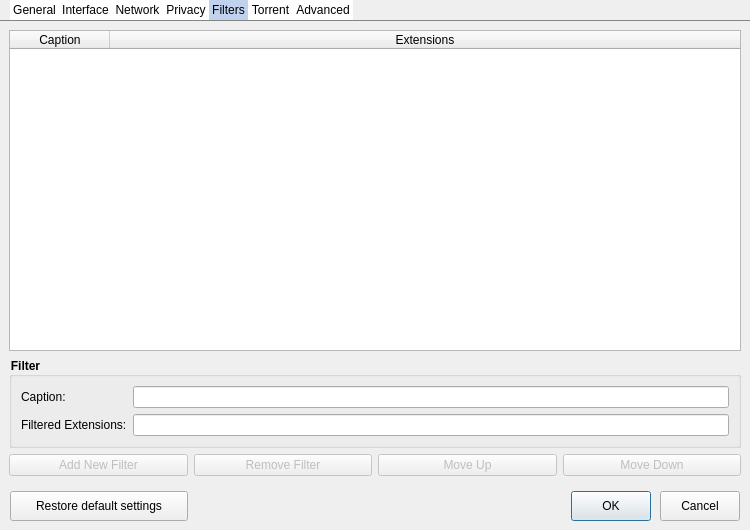
This is src/dialogs/preferencedialog.ui in setvisible/ArrowDL as Qt 5 draws it before an edit. The edited form follows.
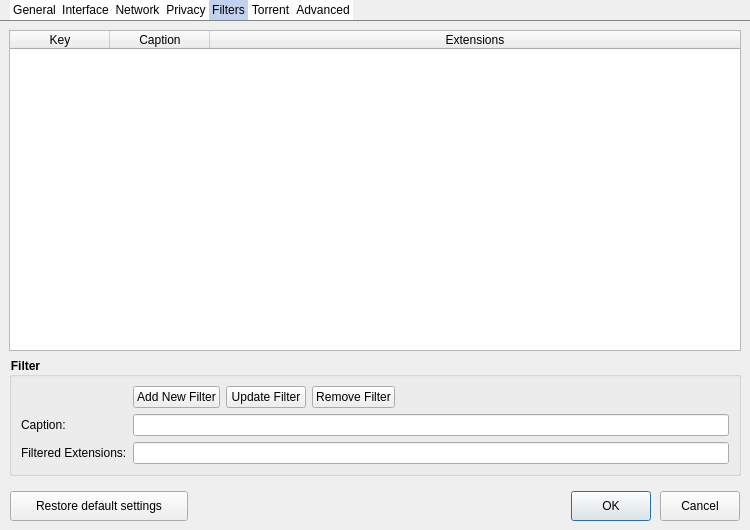
This is the edited form. The open tabs and pages were chosen to show the change. Icons and pictures are not drawn. Custom widgets are drawn as their Qt base class.

```diff
--- a/src/dialogs/preferencedialog.ui
+++ b/src/dialogs/preferencedialog.ui
@@ -797,12 +797,17 @@
          </attribute>
          <column>
           <property name="text">
-           <string>Caption</string>
+           <string notr="true">Key</string>
           </property>
          </column>
          <column>
           <property name="text">
-           <string>Extensions</string>
+           <string notr="true">Caption</string>
+          </property>
+         </column>
+         <column>
+          <property name="text">
+           <string notr="true">Extensions</string>
           </property>
          </column>
         </widget>
@@ -813,78 +818,66 @@
           <string>Filter</string>
          </property>
          <layout class="QGridLayout" name="gridLayout">
-          <item row="0" column="0">
+          <item row="1" column="1">
+           <widget class="QLineEdit" name="filterCaptionLineEdit"/>
+          </item>
+          <item row="1" column="0">
            <widget class="QLabel" name="label_4">
             <property name="text">
              <string>Caption:</string>
             </property>
            </widget>
           </item>
-          <item row="1" column="0">
+          <item row="2" column="0">
            <widget class="QLabel" name="label_5">
             <property name="text">
              <string>Filtered Extensions:</string>
             </property>
            </widget>
           </item>
-          <item row="0" column="1">
-           <widget class="QLineEdit" name="filterCaptionLineEdit"/>
-          </item>
-          <item row="1" column="1">
+          <item row="2" column="1">
            <widget class="QLineEdit" name="filterRegexLineEdit"/>
           </item>
-         </layout>
-        </widget>
-       </item>
-       <item>
+          <item row="0" column="1">
         <layout class="QHBoxLayout" name="horizontalLayout_2">
          <item>
-          <layout class="QHBoxLayout" name="horizontalLayout_4"/>
-         </item>
-         <item>
-          <widget class="QPushButton" name="pushButton">
-           <property name="enabled">
-            <bool>false</bool>
-           </property>
+             <widget class="QPushButton" name="filterAddButton">
            <property name="text">
             <string>Add New Filter</string>
            </property>
           </widget>
          </item>
          <item>
-          <widget class="QPushButton" name="pushButton_2">
-           <property name="enabled">
-            <bool>false</bool>
-           </property>
+             <widget class="QPushButton" name="filterUpdateButton">
+              <property name="text">
+               <string>Update Filter</string>
+              </property>
+             </widget>
+            </item>
+            <item>
+             <widget class="QPushButton" name="filterRemoveButton">
            <property name="text">
             <string>Remove Filter</string>
            </property>
           </widget>
          </item>
          <item>
-          <widget class="QPushButton" name="pushButton_3">
-           <property name="enabled">
-            <bool>false</bool>
-           </property>
-           <property name="text">
-            <string>Move Up</string>
-           </property>
-          </widget>
-         </item>
-         <item>
-          <widget class="QPushButton" name="pushButton_4">
-           <property name="enabled">
-            <bool>false</bool>
-           </property>
-           <property name="text">
-            <string>Move Down</string>
-           </property>
-          </widget>
-         </item>
-         <item>
-          <layout class="QHBoxLayout" name="horizontalLayout_3"/>
-         </item>
-        </layout>
+             <spacer name="horizontalSpacer_10">
+              <property name="orientation">
+               <enum>Qt::Horizontal</enum>
+              </property>
+              <property name="sizeHint" stdset="0">
+               <size>
+                <width>0</width>
+                <height>20</height>
+               </size>
+              </property>
+             </spacer>
+            </item>
+           </layout>
+          </item>
+         </layout>
+        </widget>
        </item>
       </layout>
      </widget>
```
Left out of the diff: 23 changed lines with no effect on the pictures. Lines whose indentation alone changed are shown as unchanged.
